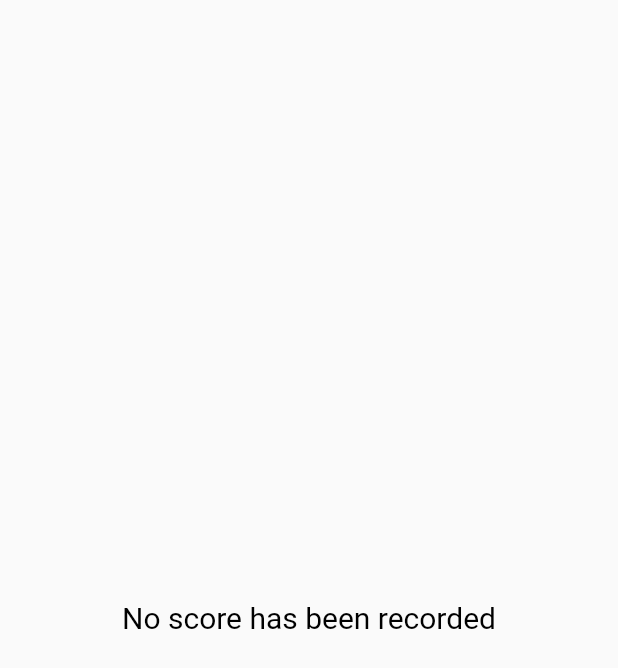
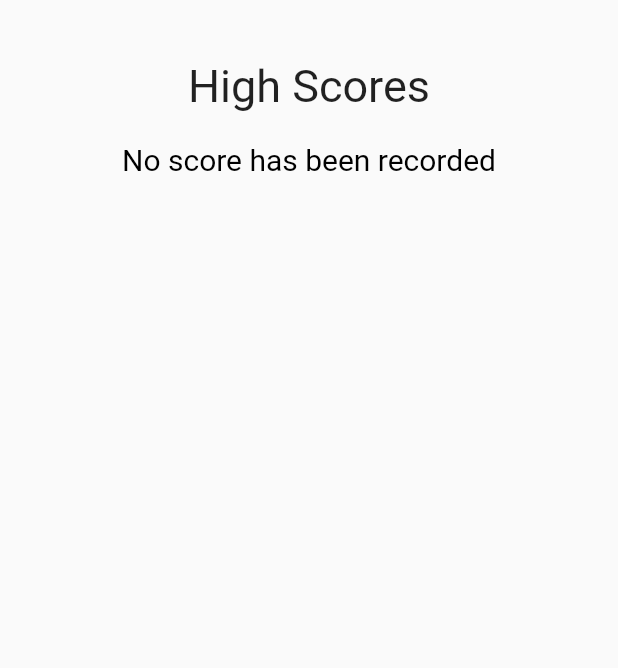
Before and after one commit to samuelezedi/flutter_hangman_game, a Flutter app: the ScoreScreen screen opened by its route, on a phone screen of 412 x 824 dp. Shown: the top 668 px of the screen. Run offline on Flutter 3.47's test engine with Material 2 defaults, Android fonts, the phone set to English and light mode, and no system bars; our stand-ins replace shared_preferences; accounts and stored records are empty; project files that could hold a hidden picture were left out.

```diff
--- a/lib/screens/highscore.dart
+++ b/lib/screens/highscore.dart
@@ -18,23 +18,33 @@ class ScoreScreen extends StatelessWidget {
   Widget build(BuildContext context) {
     return Scaffold(
       body: Center(
-        child: FutureBuilder<List<String>>(
+        child: Column(
+          children: [
+            SizedBox(height: 40,),
+            Text('High Scores',style: TextStyle(fontSize: 30),),
+            SizedBox(height: 20,),
+            FutureBuilder<List<String>>(
               future: getAllScores(),
               builder: (context, snapshot){
                 if(snapshot.hasData){
                   if(snapshot.data.isEmpty){
                     return Text('No score has been recorded',style: TextStyle(fontSize: 20,color: Colors.black));
                   } else{
-                return ListView(
+                    return Expanded(
+                      child: ListView(
+
                         children: snapshot.data.map((value){
-                    return Text(value,style: TextStyle(fontSize: 20,color: Colors.black));
+                          return Text("- $value -", textAlign: TextAlign.center,style: TextStyle(fontSize: 25,color: Colors.black));
                         }).toList()
+                      ),
                     );
                   }
                 } else{
                   return CircularProgressIndicator();
                 }
               }
+            ),
+          ],
         )
       ),
     );
```
Also changed, not shown: lib/screens/game.dart (+85 -9 lines). Lines whose indentation alone changed are shown as unchanged.
